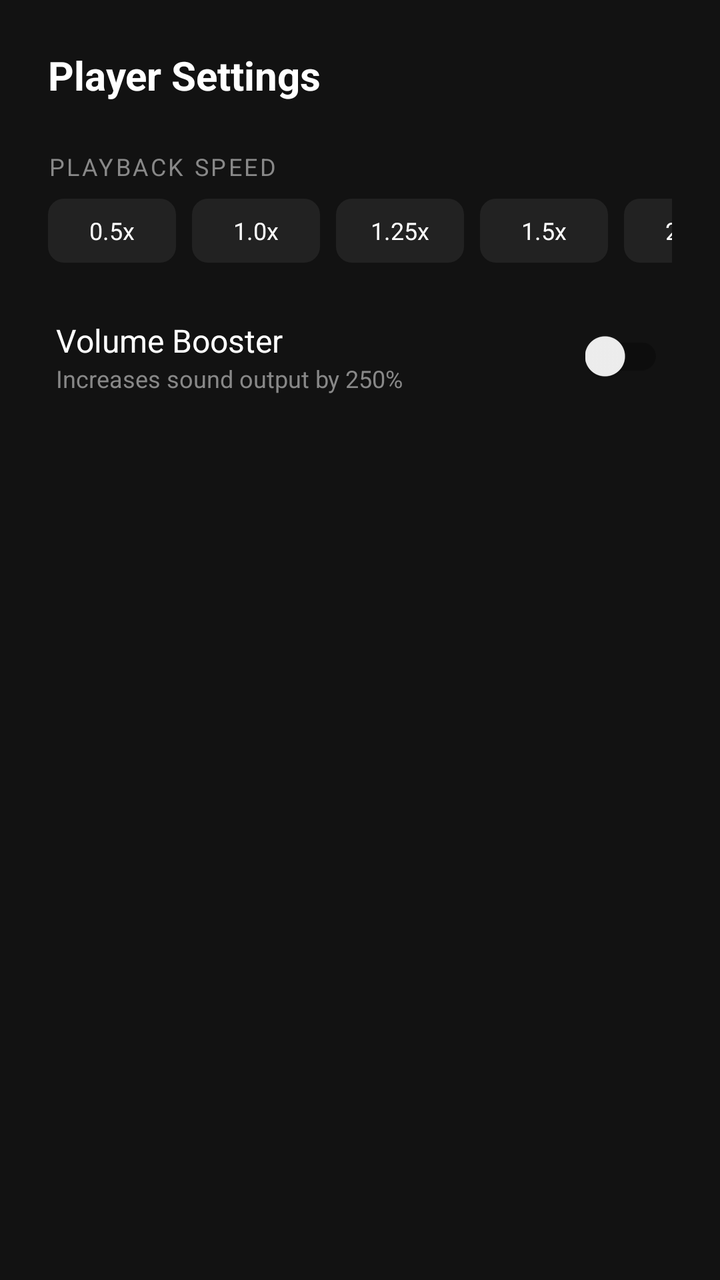
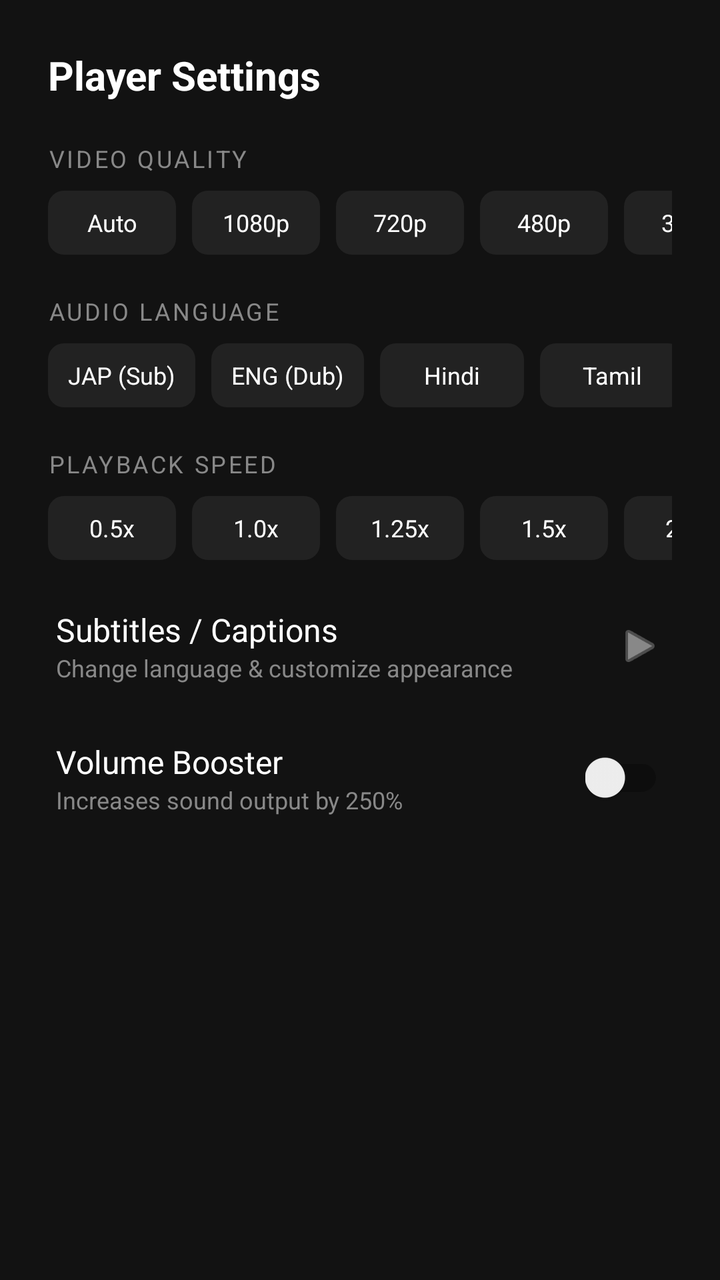

An Android layout rendered at two revisions. The XML below is the earlier revision; the diff shows what the commit changed to produce the second picture.
<!-- AndroidManifest.xml: application theme AppTheme.NoActionBar -->
<!-- res/layout/settings_bottom_sheet.xml -->
<?xml version="1.0" encoding="utf-8"?>
<androidx.core.widget.NestedScrollView xmlns:android="http://schemas.android.com/apk/res/android"
    xmlns:app="http://schemas.android.com/apk/res-auto"
    android:layout_width="match_parent"
    android:layout_height="wrap_content"
    android:background="#121212">

    <LinearLayout
        android:layout_width="match_parent"
        android:layout_height="wrap_content"
        android:orientation="vertical"
        android:padding="24dp">

        <TextView
            android:layout_width="wrap_content"
            android:layout_height="wrap_content"
            android:text="Player Settings"
            android:textColor="@android:color/white"
            android:textSize="20sp"
            android:textStyle="bold"
            android:layout_marginBottom="24dp" />

        
        <TextView
            android:layout_width="wrap_content"
            android:layout_height="wrap_content"
            android:text="Playback Speed"
            android:textColor="#888888"
            android:textSize="12sp"
            android:textAllCaps="true"
            android:letterSpacing="0.1" />

        <HorizontalScrollView
            android:layout_width="match_parent"
            android:layout_height="wrap_content"
            android:scrollbars="none"
            android:layout_marginTop="8dp"
            android:layout_marginBottom="24dp">

            <LinearLayout
                android:id="@+id/speed_container"
                android:layout_width="wrap_content"
                android:layout_height="wrap_content"
                android:orientation="horizontal">

                <TextView android:id="@+id/speed_btn_05" android:layout_width="wrap_content" android:layout_height="32dp" android:minWidth="64dp" android:text="0.5x" android:gravity="center" android:textColor="@android:color/white" android:background="@drawable/speed_btn_bg" android:clickable="true" android:focusable="true" android:layout_marginEnd="8dp" android:textSize="12sp" />
                <TextView android:id="@+id/speed_btn_1" android:layout_width="wrap_content" android:layout_height="32dp" android:minWidth="64dp" android:text="1.0x" android:gravity="center" android:textColor="@android:color/white" android:background="@drawable/speed_btn_bg" android:clickable="true" android:focusable="true" android:layout_marginEnd="8dp" android:textSize="12sp" />
                <TextView android:id="@+id/speed_btn_125" android:layout_width="wrap_content" android:layout_height="32dp" android:minWidth="64dp" android:text="1.25x" android:gravity="center" android:textColor="@android:color/white" android:background="@drawable/speed_btn_bg" android:clickable="true" android:focusable="true" android:layout_marginEnd="8dp" android:textSize="12sp" />
                <TextView android:id="@+id/speed_btn_15" android:layout_width="wrap_content" android:layout_height="32dp" android:minWidth="64dp" android:text="1.5x" android:gravity="center" android:textColor="@android:color/white" android:background="@drawable/speed_btn_bg" android:clickable="true" android:focusable="true" android:layout_marginEnd="8dp" android:textSize="12sp" />
                <TextView android:id="@+id/speed_btn_2" android:layout_width="wrap_content" android:layout_height="32dp" android:minWidth="64dp" android:text="2.0x" android:gravity="center" android:textColor="@android:color/white" android:background="@drawable/speed_btn_bg" android:clickable="true" android:focusable="true" android:textSize="12sp" />
            </LinearLayout>
        </HorizontalScrollView>

        
        <RelativeLayout
            android:id="@+id/container_volume_boost"
            android:layout_width="match_parent"
            android:layout_height="wrap_content"
            android:layout_marginBottom="20dp"
            android:padding="4dp">
            <LinearLayout
                android:layout_width="wrap_content"
                android:layout_height="wrap_content"
                android:orientation="vertical">
                <TextView
                    android:layout_width="wrap_content"
                    android:layout_height="wrap_content"
                    android:text="Volume Booster"
                    android:textColor="@android:color/white"
                    android:textSize="16sp" />
                <TextView
                    android:layout_width="wrap_content"
                    android:layout_height="wrap_content"
                    android:text="Increases sound output by 250%"
                    android:textColor="#888888"
                    android:textSize="12sp" />
            </LinearLayout>

            <androidx.appcompat.widget.SwitchCompat
                android:id="@+id/switch_volume_boost"
                android:layout_width="wrap_content"
                android:layout_height="wrap_content"
                android:layout_alignParentEnd="true"
                android:layout_centerVertical="true" />
        </RelativeLayout>

    </LinearLayout>
</androidx.core.widget.NestedScrollView>
<!-- resources referenced by this layout -->
<resources>
  <!-- drawable speed_btn_bg (drawable) -->
  <?xml version="1.0" encoding="utf-8"?>
  <shape xmlns:android="http://schemas.android.com/apk/res/android">
      <solid android:color="#222222" />
      <corners android:radius="8dp" />
  </shape>
  <style name="AppTheme.NoActionBar" parent="Theme.AppCompat.DayNight.NoActionBar">
          <item name="windowActionBar">false</item>
          <item name="windowNoTitle">true</item>
          <item name="android:windowBackground">#020005</item>
      </style>
</resources>

<!-- the commit's change to res/layout/settings_bottom_sheet.xml (unified diff, before → after) -->
@@ -18,7 +18,72 @@
             android:textColor="@android:color/white"
             android:textSize="20sp"
             android:textStyle="bold"
-            android:layout_marginBottom="24dp" />
+            android:layout_marginBottom="20dp" />
+
+        
+        <TextView
+            android:layout_width="wrap_content"
+            android:layout_height="wrap_content"
+            android:text="Video Quality"
+            android:textColor="#888888"
+            android:textSize="12sp"
+            android:textAllCaps="true"
+            android:letterSpacing="0.1" />
+
+        <HorizontalScrollView
+            android:layout_width="match_parent"
+            android:layout_height="wrap_content"
+            android:scrollbars="none"
+            android:layout_marginTop="8dp"
+            android:layout_marginBottom="20dp">
+
+            <LinearLayout
+                android:id="@+id/quality_container"
+                android:layout_width="wrap_content"
+                android:layout_height="wrap_content"
+                android:orientation="horizontal">
+
+                <TextView android:id="@+id/quality_btn_auto" android:layout_width="wrap_content" android:layout_height="32dp" android:minWidth="64dp" android:text="Auto" android:gravity="center" android:textColor="@android:color/white" android:background="@drawable/speed_btn_bg" android:clickable="true" android:focusable="true" android:layout_marginEnd="8dp" android:textSize="12sp" />
+                <TextView android:id="@+id/quality_btn_1080" android:layout_width="wrap_content" android:layout_height="32dp" android:minWidth="64dp" android:text="1080p" android:gravity="center" android:textColor="@android:color/white" android:background="@drawable/speed_btn_bg" android:clickable="true" android:focusable="true" android:layout_marginEnd="8dp" android:textSize="12sp" />
+                <TextView android:id="@+id/quality_btn_720" android:layout_width="wrap_content" android:layout_height="32dp" android:minWidth="64dp" android:text="720p" android:gravity="center" android:textColor="@android:color/white" android:background="@drawable/speed_btn_bg" android:clickable="true" android:focusable="true" android:layout_marginEnd="8dp" android:textSize="12sp" />
+                <TextView android:id="@+id/quality_btn_480" android:layout_width="wrap_content" android:layout_height="32dp" android:minWidth="64dp" android:text="480p" android:gravity="center" android:textColor="@android:color/white" android:background="@drawable/speed_btn_bg" android:clickable="true" android:focusable="true" android:layout_marginEnd="8dp" android:textSize="12sp" />
+                <TextView android:id="@+id/quality_btn_360" android:layout_width="wrap_content" android:layout_height="32dp" android:minWidth="64dp" android:text="360p" android:gravity="center" android:textColor="@android:color/white" android:background="@drawable/speed_btn_bg" android:clickable="true" android:focusable="true" android:textSize="12sp" />
+            </LinearLayout>
+        </HorizontalScrollView>
+
+        
+        <TextView
+            android:layout_width="wrap_content"
+            android:layout_height="wrap_content"
+            android:text="Audio Language"
+            android:textColor="#888888"
+            android:textSize="12sp"
+            android:textAllCaps="true"
+            android:letterSpacing="0.1" />
+
+        <HorizontalScrollView
+            android:layout_width="match_parent"
+            android:layout_height="wrap_content"
+            android:scrollbars="none"
+            android:layout_marginTop="8dp"
+            android:layout_marginBottom="20dp">
+
+            <LinearLayout
+                android:id="@+id/audio_container"
+                android:layout_width="wrap_content"
+                android:layout_height="wrap_content"
+                android:orientation="horizontal">
+
+                <TextView android:id="@+id/audio_btn_sub" android:layout_width="wrap_content" android:layout_height="32dp" android:minWidth="72dp" android:paddingStart="10dp" android:paddingEnd="10dp" android:text="JAP (Sub)" android:gravity="center" android:textColor="@android:color/white" android:background="@drawable/speed_btn_bg" android:clickable="true" android:focusable="true" android:layout_marginEnd="8dp" android:textSize="12sp" />
+                <TextView android:id="@+id/audio_btn_dub" android:layout_width="wrap_content" android:layout_height="32dp" android:minWidth="72dp" android:paddingStart="10dp" android:paddingEnd="10dp" android:text="ENG (Dub)" android:gravity="center" android:textColor="@android:color/white" android:background="@drawable/speed_btn_bg" android:clickable="true" android:focusable="true" android:layout_marginEnd="8dp" android:textSize="12sp" />
+                <TextView android:id="@+id/audio_btn_hin" android:layout_width="wrap_content" android:layout_height="32dp" android:minWidth="72dp" android:paddingStart="10dp" android:paddingEnd="10dp" android:text="Hindi" android:gravity="center" android:textColor="@android:color/white" android:background="@drawable/speed_btn_bg" android:clickable="true" android:focusable="true" android:layout_marginEnd="8dp" android:textSize="12sp" />
+                <TextView android:id="@+id/audio_btn_tam" android:layout_width="wrap_content" android:layout_height="32dp" android:minWidth="72dp" android:paddingStart="10dp" android:paddingEnd="10dp" android:text="Tamil" android:gravity="center" android:textColor="@android:color/white" android:background="@drawable/speed_btn_bg" android:clickable="true" android:focusable="true" android:layout_marginEnd="8dp" android:textSize="12sp" />
+                <TextView android:id="@+id/audio_btn_tel" android:layout_width="wrap_content" android:layout_height="32dp" android:minWidth="72dp" android:paddingStart="10dp" android:paddingEnd="10dp" android:text="Telugu" android:gravity="center" android:textColor="@android:color/white" android:background="@drawable/speed_btn_bg" android:clickable="true" android:focusable="true" android:layout_marginEnd="8dp" android:textSize="12sp" />
+                <TextView android:id="@+id/audio_btn_mal" android:layout_width="wrap_content" android:layout_height="32dp" android:minWidth="72dp" android:paddingStart="10dp" android:paddingEnd="10dp" android:text="Malayalam" android:gravity="center" android:textColor="@android:color/white" android:background="@drawable/speed_btn_bg" android:clickable="true" android:focusable="true" android:layout_marginEnd="8dp" android:textSize="12sp" />
+                <TextView android:id="@+id/audio_btn_kan" android:layout_width="wrap_content" android:layout_height="32dp" android:minWidth="72dp" android:paddingStart="10dp" android:paddingEnd="10dp" android:text="Kannada" android:gravity="center" android:textColor="@android:color/white" android:background="@drawable/speed_btn_bg" android:clickable="true" android:focusable="true" android:layout_marginEnd="8dp" android:textSize="12sp" />
+                <TextView android:id="@+id/audio_btn_ben" android:layout_width="wrap_content" android:layout_height="32dp" android:minWidth="72dp" android:paddingStart="10dp" android:paddingEnd="10dp" android:text="Bengali" android:gravity="center" android:textColor="@android:color/white" android:background="@drawable/speed_btn_bg" android:clickable="true" android:focusable="true" android:textSize="12sp" />
+            </LinearLayout>
+        </HorizontalScrollView>
 
         
         <TextView
@@ -35,7 +100,7 @@
             android:layout_height="wrap_content"
             android:scrollbars="none"
             android:layout_marginTop="8dp"
-            android:layout_marginBottom="24dp">
+            android:layout_marginBottom="20dp">
 
             <LinearLayout
                 android:id="@+id/speed_container"
@@ -53,10 +118,47 @@
 
         
         <RelativeLayout
+            android:id="@+id/btn_open_captions_sheet"
+            android:layout_width="match_parent"
+            android:layout_height="wrap_content"
+            android:layout_marginBottom="20dp"
+            android:background="?attr/selectableItemBackground"
+            android:clickable="true"
+            android:focusable="true"
+            android:padding="4dp">
+            <LinearLayout
+                android:layout_width="wrap_content"
+                android:layout_height="wrap_content"
+                android:orientation="vertical">
+                <TextView
+                    android:layout_width="wrap_content"
+                    android:layout_height="wrap_content"
+                    android:text="Subtitles / Captions"
+                    android:textColor="@android:color/white"
+                    android:textSize="16sp" />
+                <TextView
+                    android:layout_width="wrap_content"
+                    android:layout_height="wrap_content"
+                    android:text="Change language &amp; customize appearance"
+                    android:textColor="#888888"
+                    android:textSize="12sp" />
+            </LinearLayout>
+
+            <ImageView
+                android:layout_width="24dp"
+                android:layout_height="24dp"
+                android:layout_alignParentEnd="true"
+                android:layout_centerVertical="true"
+                android:src="@android:drawable/ic_media_play"
+                app:tint="#888888" />
+        </RelativeLayout>
+
+        
+        <RelativeLayout
             android:id="@+id/container_volume_boost"
             android:layout_width="match_parent"
             android:layout_height="wrap_content"
-            android:layout_marginBottom="20dp"
+            android:layout_marginBottom="12dp"
             android:padding="4dp">
             <LinearLayout
                 android:layout_width="wrap_content"
